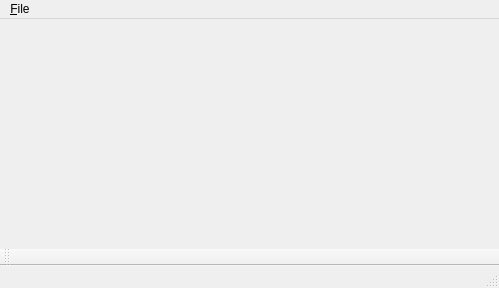
Before: the Qt Designer form src/mdtdatabase/mdtSqlWindow.ui in scandyna/multidiagtools, drawn with Qt 5.
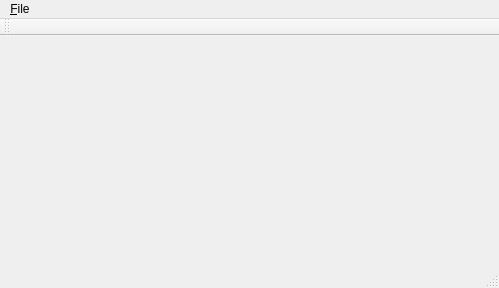
After: the same form once the commit is applied.

Commit message:
Working on cable list tool + database utils
Created dialogs to manage fields hide/show and sorting

```diff
--- a/src/mdtdatabase/mdtSqlWindow.ui
+++ b/src/mdtdatabase/mdtSqlWindow.ui
@@ -36,7 +36,7 @@
     <string>toolBar</string>
    </property>
    <attribute name="toolBarArea">
-    <enum>BottomToolBarArea</enum>
+    <enum>TopToolBarArea</enum>
    </attribute>
    <attribute name="toolBarBreak">
     <bool>false</bool>
```
Left out of the diff: 2 changed lines with no effect on the pictures. The commit also changes 30 other files.
